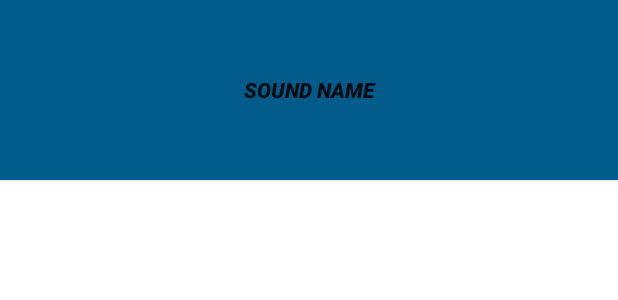
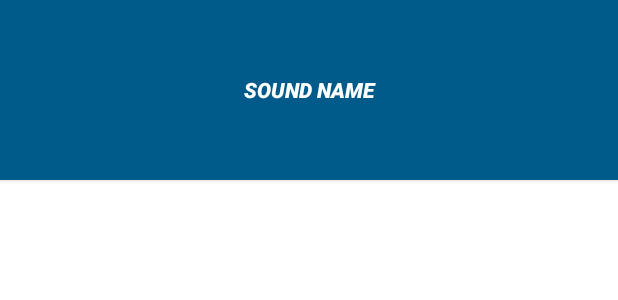
Before and after one commit to kirillmokretsov/BeatBox, an Android app: the layout list_item_sound.xml on its own in the app's theme, with its tools: preview values and no code run, on a phone screen of 412 x 824 dp. Shown: the top 300 px of the screen. Run offline under Robolectric (Android 15) with nearby library versions, the phone set to English and light mode, and no system bars.

Commit message:
Make button's text more visible

```diff
--- a/app/src/main/res/values/themes.xml
+++ b/app/src/main/res/values/themes.xml
@@ -16,6 +16,7 @@
 
     <style name="BeatBoxButton">
         <item name="android:background">@color/dark_blue</item>
+        <item name="android:textColor">@color/white</item>
     </style>
 
     <style name="BeatBoxButton.Strong">
```
